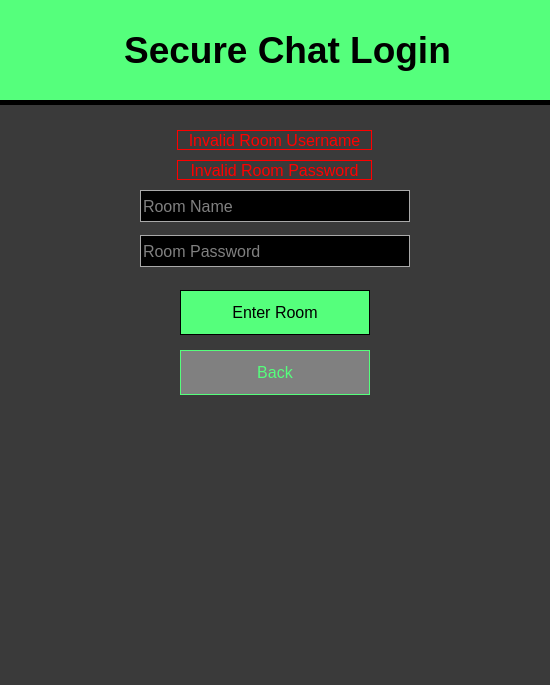
tyler-becker/Middle-Management-CMPS285, file Cove_Client/cove_securechatlogin.ui: the form before one commit.
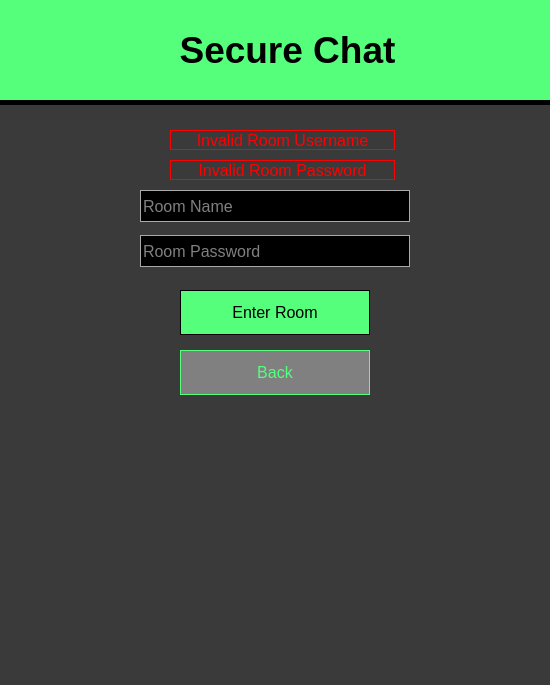
The form after the commit.

Commit message: A basic, but working, Cove MUC chat room.

What changed in the file:
```diff
--- a/Cove_Client/cove_securechatlogin.ui
+++ b/Cove_Client/cove_securechatlogin.ui
@@ -571,9 +571,9 @@
   <widget class="QLabel" name="label_invalidRoomPassword">
    <property name="geometry">
     <rect>
-     <x>177</x>
+     <x>170</x>
      <y>160</y>
-     <width>195</width>
+     <width>225</width>
      <height>20</height>
     </rect>
    </property>
@@ -658,7 +658,7 @@
 }</string>
    </property>
    <property name="text">
-    <string>Secure Chat Login</string>
+    <string>Secure Chat</string>
    </property>
    <property name="alignment">
     <set>Qt::AlignCenter</set>
@@ -667,9 +667,9 @@
   <widget class="QLabel" name="label_invalidRoomUsername">
    <property name="geometry">
     <rect>
-     <x>177</x>
+     <x>170</x>
      <y>130</y>
-     <width>195</width>
+     <width>225</width>
      <height>20</height>
     </rect>
    </property>
```
The commit also changes 26 other files.
